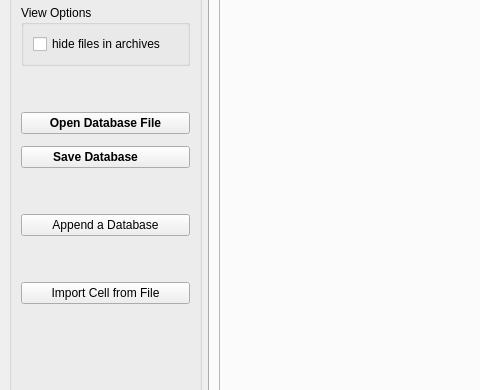
First picture: the form in src/structurefinder/gui/strf_main.ui, repository dkratzert/StructureFinder, before the edit; both pictures show x 0 to 480 and y 197 to 587 of the 1371 by 760 pixel window.
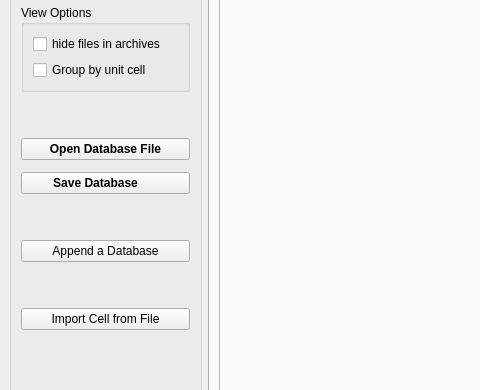
Second picture: the form after the edit. Custom widgets are drawn as their Qt base class.

Commit message:
Add group-by-unit-cell feature: GroupedStructuresModel, StructuresTreeView, checkbox, and toggle wiring
Agent-Logs-Url: https://github.com/dkratzert/StructureFinder/sessions/e80b2ad7-4465-4aa0-b006-6781bb8573d8

```diff
--- a/src/structurefinder/gui/strf_main.ui
+++ b/src/structurefinder/gui/strf_main.ui
@@ -135,6 +135,13 @@
             </property>
            </widget>
           </item>
+          <item>
+           <widget class="QCheckBox" name="groupByUnitCellCB">
+            <property name="text">
+             <string>Group by unit cell</string>
+            </property>
+           </widget>
+          </item>
          </layout>
         </widget>
        </item>
```
The commit also changes 4 other files.
